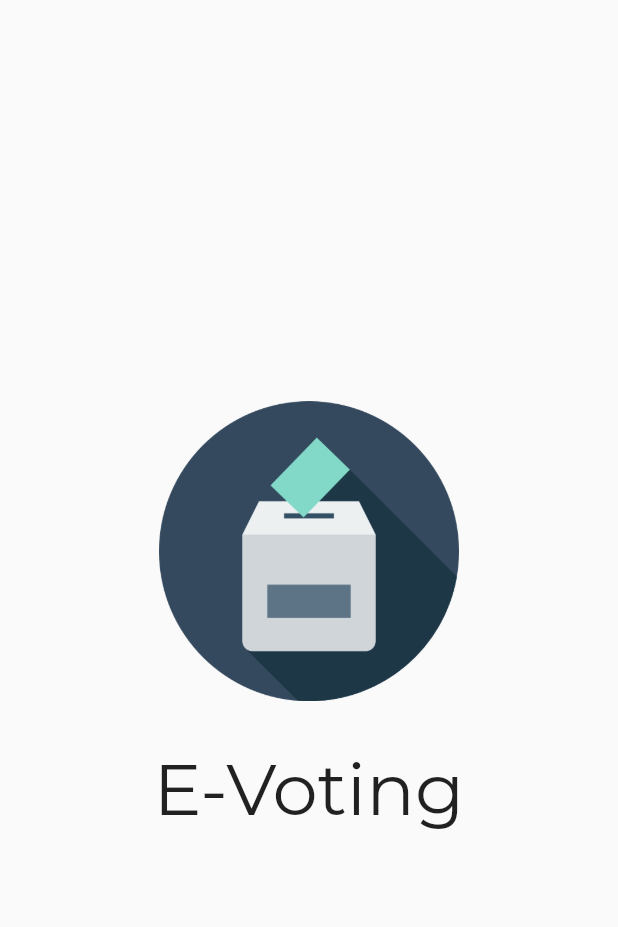
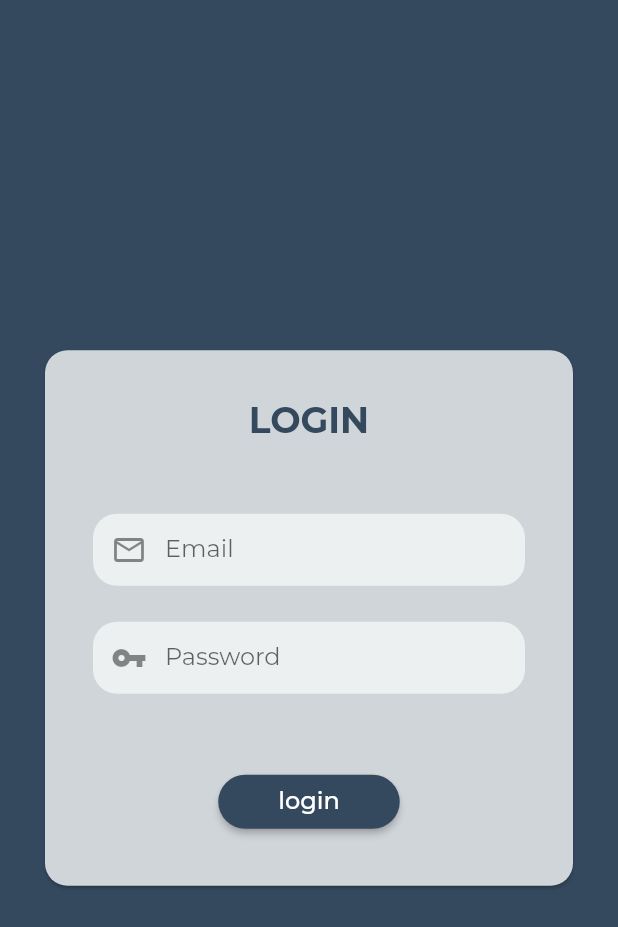
Before and after one commit to uloydev/evoting, a Flutter app: the screen it shows after launch, on a phone screen of 412 x 824 dp. Shown: the top 927 px of the screen. Run offline on Flutter 3.47's test engine with Material 2 defaults, Android fonts, the phone set to English and light mode, and no system bars; our stand-ins replace curved_navigation_bar.

Commit message:
[ADD] Login Screen

```diff
--- /dev/null
+++ b/lib/components/login_text_input.dart
@@ -0,0 +1,41 @@
+import 'package:evoting/constants/color.dart';
+import 'package:flutter/material.dart';
+
+class LoginTextInput extends StatelessWidget {
+  final String hintText;
+  final Icon prefixIcon;
+  final bool isObsecure;
+
+  const LoginTextInput({
+    Key? key,
+    required this.hintText,
+    required this.prefixIcon,
+    this.isObsecure = false,
+  }) : super(key: key);
+
+  @override
+  Widget build(BuildContext context) {
+    return Container(
+      decoration: BoxDecoration(
+        borderRadius: BorderRadius.circular(16),
+        color: lightgreyColor,
+      ),
+      child: TextFormField(
+        textAlignVertical: TextAlignVertical.center,
+        keyboardType: TextInputType.emailAddress,
+        obscureText: this.isObsecure,
+        autofocus: false,
+        // initialValue: 'alucard@gmail.com',
+        decoration: InputDecoration(
+          hintText: this.hintText,
+          contentPadding: EdgeInsets.fromLTRB(50.0, 10.0, 50.0, 10.0),
+          border: InputBorder.none,
+          errorBorder: InputBorder.none,
+          focusedErrorBorder: InputBorder.none,
+          focusedBorder: InputBorder.none,
+          prefixIcon: this.prefixIcon,
+        ),
+      ),
+    );
+  }
+}
--- a/lib/constants/color.dart
+++ b/lib/constants/color.dart
@@ -6,4 +6,4 @@ const secondaryColor = Color.fromARGB(255, 103, 137, 172);
 
 const greyColor = Color.fromRGBO(208, 213, 217, 1);
 
-const lightgreyColor = Color.fromRGBO(250, 250, 250, 1);
+const lightgreyColor = Color.fromRGBO(236, 240, 241, 1);
--- a/lib/main.dart
+++ b/lib/main.dart
@@ -1,4 +1,5 @@
 import 'package:evoting/screens/home_screen.dart';
+import 'package:evoting/screens/login_screen.dart';
 import 'package:evoting/screens/splash_screen.dart';
 import 'package:flutter/material.dart';
 
@@ -25,7 +26,7 @@ class MyApp extends StatelessWidget {
         primarySwatch: Colors.blue,
         fontFamily: "Montserrat",
       ),
-      home: SplashScreen(),
+      home: LoginScreen(),
     );
   }
 }
--- /dev/null
+++ b/lib/screens/login_screen.dart
@@ -0,0 +1,76 @@
+import 'package:evoting/components/login_text_input.dart';
+import 'package:evoting/constants/color.dart';
+import 'package:flutter/material.dart';
+
+class LoginScreen extends StatefulWidget {
+  const LoginScreen({Key? key}) : super(key: key);
+
+  @override
+  _LoginScreenState createState() => _LoginScreenState();
+}
+
+class _LoginScreenState extends State<LoginScreen> {
+  @override
+  Widget build(BuildContext context) {
+    return Scaffold(
+      backgroundColor: primaryColor,
+      body: Center(
+        child: Card(
+          shape: RoundedRectangleBorder(
+            borderRadius: BorderRadius.circular(15.0),
+          ),
+          color: greyColor,
+          margin: EdgeInsets.symmetric(
+            vertical: 0,
+            horizontal: 30,
+          ),
+          child: SingleChildScrollView(
+            padding: EdgeInsets.all(32.0),
+            child: Column(
+              mainAxisAlignment: MainAxisAlignment.center,
+              crossAxisAlignment: CrossAxisAlignment.center,
+              children: [
+                Text(
+                  "LOGIN",
+                  style: TextStyle(
+                    color: primaryColor,
+                    fontWeight: FontWeight.bold,
+                    fontSize: 24,
+                  ),
+                ),
+                SizedBox(height: 48),
+                LoginTextInput(
+                  hintText: 'Email',
+                  prefixIcon: Icon(Icons.mail_outline),
+                ),
+                SizedBox(height: 24),
+                LoginTextInput(
+                  prefixIcon: Icon(Icons.vpn_key),
+                  hintText: "Password",
+                  isObsecure: true,
+                ),
+                SizedBox(height: 48),
+                MaterialButton(
+                  shape: RoundedRectangleBorder(
+                    borderRadius: BorderRadius.circular(30),
+                  ),
+                  padding: EdgeInsets.symmetric(vertical: 0, horizontal: 40.0),
+                  onPressed: () {},
+                  color: primaryColor,
+                  child: Text(
+                    "login",
+                    style: TextStyle(
+                      fontSize: 16,
+                      fontWeight: FontWeight.w500,
+                      color: Colors.white,
+                    ),
+                  ),
+                ),
+              ],
+            ),
+          ),
+        ),
+      ),
+    );
+  }
+}
```
